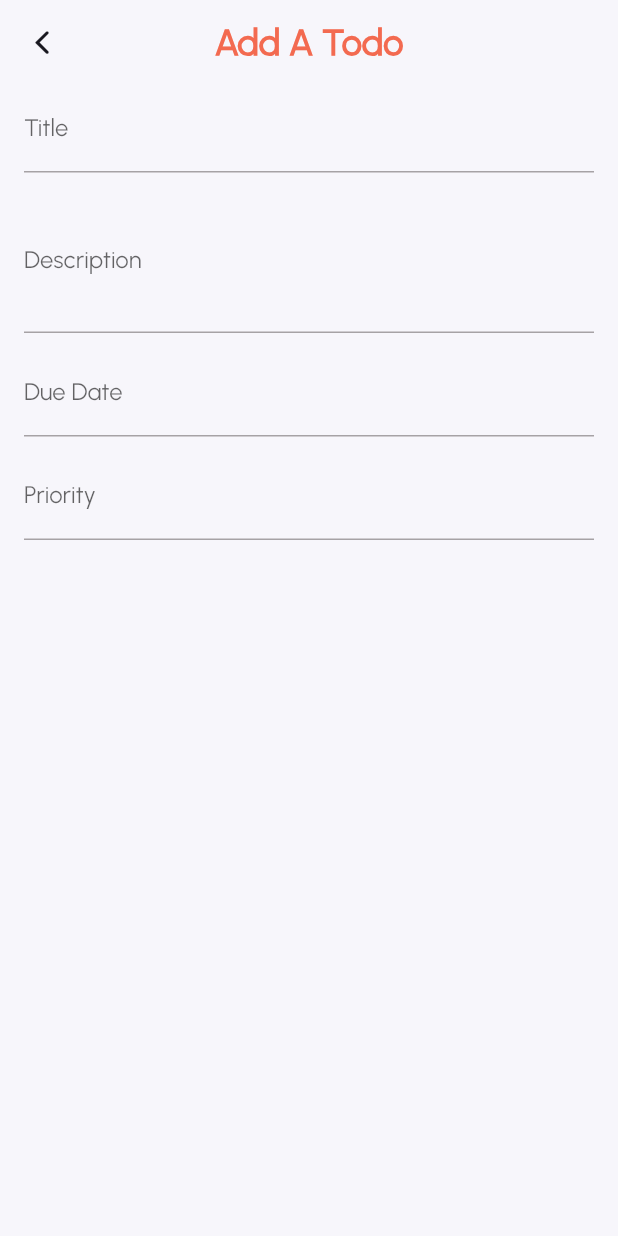
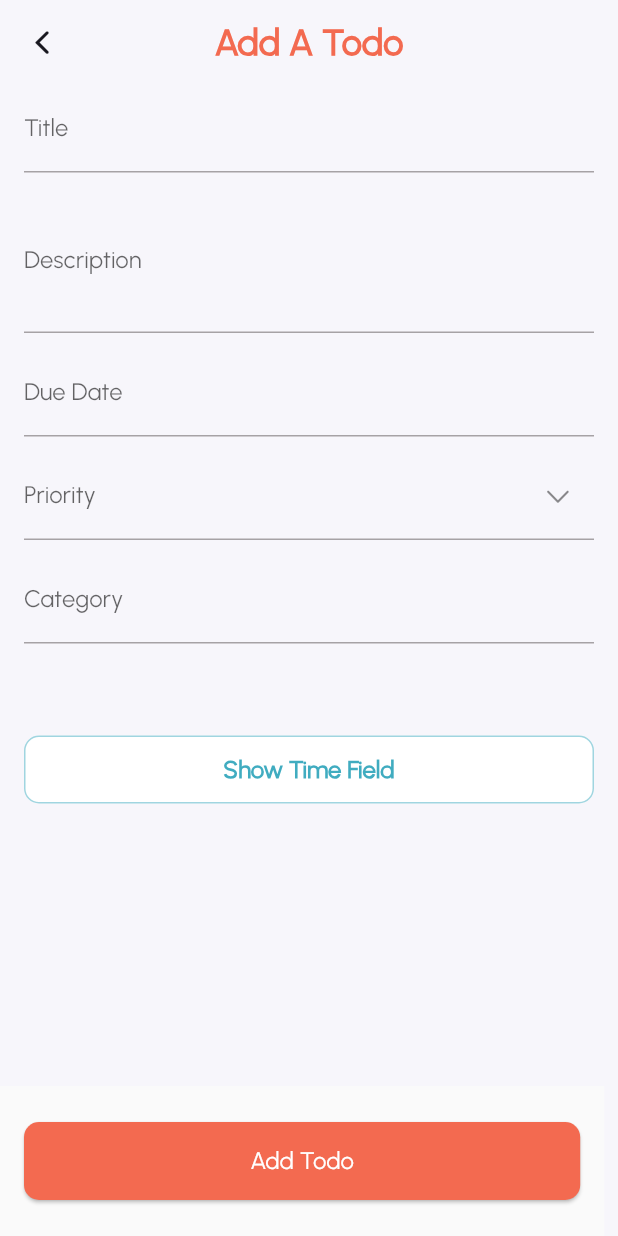
Before and after one commit to Foriwah/todo_application, a Flutter app: the AddTodo screen opened directly, on a phone screen of 412 x 824 dp. Run offline on Flutter 3.47's test engine with Material 3 defaults, Android fonts, the phone set to English and light mode, and no system bars; our stand-ins replace animated_bottom_navigation_bar.

Commit message:
Add todo

```diff
--- a/lib/core/utils/custom_colors.dart
+++ b/lib/core/utils/custom_colors.dart
@@ -19,6 +19,8 @@ static Color secondaryBackgroundLight = const Color(0xFFF5F5F5);
 static Color navyBlue = const Color(0XFF000080);
 static Color darkGray = const Color(0XFF333333);
 static Color lightgray = const Color(0XFFF0F0F0);
+static Color complementaryColor = const Color(0XFF0C95AF);
+
 
 
 
--- a/lib/core/utils/data_list.dart
+++ b/lib/core/utils/data_list.dart
@@ -33,3 +33,10 @@ List tips = [
   'Concentrate on one task at a time for better efficiency',
   'Regular short breaks improve productivity',
 ];
+
+
+List priorityList = [
+  'High Priority',
+  'Medium Priority',
+  'Low Priority',
+];
--- a/lib/todo/presentation/pages/add_todo/pages/add_todo.dart
+++ b/lib/todo/presentation/pages/add_todo/pages/add_todo.dart
@@ -1,6 +1,11 @@
 import 'package:flutter/cupertino.dart';
 import 'package:flutter/material.dart';
+import 'package:intl/intl.dart';
 import 'package:my_todo_app/core/utils/custom_colors.dart';
+import 'package:my_todo_app/core/utils/data_list.dart';
+import 'package:my_todo_app/todo/presentation/widgets/buttons.dart';
+import 'package:my_todo_app/todo/presentation/widgets/custom_formfield.dart';
+import 'package:my_todo_app/todo/presentation/widgets/modal_listtile.dart';
 
 class AddTodo extends StatefulWidget {
   const AddTodo({super.key});
@@ -16,8 +21,11 @@ class _AddTodoState extends State<AddTodo> {
   final TextEditingController priorityController = TextEditingController();
   final TextEditingController startTimeController = TextEditingController();
   final TextEditingController endTimeController = TextEditingController();
+  final TextEditingController categoryController = TextEditingController();
+   bool showTime = false;
   @override
   Widget build(BuildContext context) {
+    final cs = MediaQuery.of(context).size;
     return Scaffold(
       backgroundColor: CustomColors.background,
       appBar: AppBar(
@@ -51,53 +59,119 @@ class _AddTodoState extends State<AddTodo> {
               controller: titleController,
               label: 'Title',
             ),
-           const  SizedBox(
+            const SizedBox(
               height: 10,
             ),
             CustomFormField(
               controller: descriptionController,
               label: 'Description',
               maxlines: 3,
-            ),const  SizedBox(
+            ),
+            const SizedBox(
               height: 10,
             ),
-             CustomFormField(
+            CustomFormField(
               controller: dueDateController,
               label: 'Due Date',
+              readOnly: true,
+              onTap: () async {
+                DateTime? pickedDate = await showDatePicker(
+                  context: context,
+                  initialDate: DateTime.now(),
+                  firstDate: DateTime.now(),
+                  lastDate: DateTime(2101),
+                );
+                if (mounted) {
+                  String formattedDate = DateFormat.yMEd().format(pickedDate!);
+                  setState(() {
+                    dueDateController.text = formattedDate;
+                  });
+                }
+              },
             ),
-            const  SizedBox(
+            const SizedBox(
               height: 10,
             ),
-             CustomFormField(
+            CustomFormField(
               controller: priorityController,
               label: 'Priority',
+              readOnly: true,
+              suffixIcon: const Icon(
+                CupertinoIcons.chevron_down,
+                size: 20,
+              ),
+              onTap: () async {
+                final value = await showModalBottomSheet(
+                  context: context,
+                  builder: (context) => SafeArea(
+                    child: Wrap(
+                      children: List.generate(
+                        priorityList.length,
+                        (index) => ModalListTile(
+                          title: priorityList[index],
+                          ontap: () {
+                            Navigator.pop(
+                              context,
+                              priorityList[index],
+                            );
+                          },
+                          initials: priorityList[index][0],
+                        ),
+                      ),
+                    ),
+                  ),
+                );
+                setState(() {
+                  priorityController.text = value;
+                });
+              },
+            ),
+            const SizedBox(
+              height: 10,
+            ),
+            CustomFormField(
+              controller: categoryController,
+              label: 'Category',
+            ),
+
+
+            const SizedBox(
+              height: 30,
+            ),
+            if(showTime == true)
+            Row(
+              children: [
+                Expanded(
+                    child: CustomFormField(
+                  controller: startTimeController,
+                  label: 'Start Time',
+                )),
+                const SizedBox(
+                  width: 20,
+                ),
+                Expanded(
+                    child: CustomFormField(
+                  controller: startTimeController,
+                  label: 'End Time',
+                )),
+              ],
+            ),
+            const SizedBox(
+              height: 30,
+            ),
+             SecondaryButton(
+              cs: cs,
+              text: showTime?'Hide Time Field':'Show Time Field',
+              onPressed: () {
+                setState(() {
+                  showTime = !showTime;
+                });
+              },
             ),
           ],
         ),
       ),
-      //ottomSheet: ,
+      bottomSheet: BottomSheetButton(cs: cs),
     );
   }
 }
-
-class CustomFormField extends StatelessWidget {
-  final TextEditingController controller;
-  final String label;
-  final int? maxlines;
-  const CustomFormField({
-    super.key,
-    required this.controller,
-    required this.label, this.maxlines,
-  });
-
-  @override
-  Widget build(BuildContext context) {
-    return TextFormField(
-      maxLines: maxlines ?? 1,
-      controller: controller,
-      decoration: InputDecoration(
-        labelText: label,
-      ),
-    );
-  }
-}
--- /dev/null
+++ b/lib/todo/presentation/widgets/buttons.dart
@@ -0,0 +1,81 @@
+import 'package:flutter/material.dart';
+import 'package:my_todo_app/core/utils/custom_colors.dart';
+
+class BottomSheetButton extends StatelessWidget {
+  const BottomSheetButton({
+    super.key,
+    required this.cs,
+  });
+
+  final Size cs;
+
+  @override
+  Widget build(BuildContext context) {
+    return Padding(
+      padding: const EdgeInsets.symmetric(horizontal: 16.0, vertical: 24.0),
+      child: ElevatedButton(
+        style: ElevatedButton.styleFrom(
+            fixedSize: Size(
+              cs.width * 0.9,
+              52,
+            ),
+            elevation: 1,
+            backgroundColor: CustomColors.primaryColor,
+            shape: RoundedRectangleBorder(
+              borderRadius: BorderRadius.circular(10),
+            )),
+        onPressed: () {},
+        child: const Text(
+          'Add Todo',
+          style: TextStyle(
+            fontSize: 16,
+          ),
+        ),
+      ),
+    );
+  }
+}
+
+
+
+
+class SecondaryButton extends StatelessWidget {
+  final String text;
+  final void Function()? onPressed;
+
+  const SecondaryButton({
+    super.key,
+    required this.cs,
+    required this.text,
+    this.onPressed,
+  });
+
+  final Size cs;
+
+  @override
+  Widget build(BuildContext context) {
+    return ElevatedButton(
+      onPressed: onPressed,
+      style: ElevatedButton.styleFrom(
+        elevation: 0,
+        side: BorderSide(
+          color: CustomColors.complementaryColor.withAlpha(100),
+        ),
+        backgroundColor: CustomColors.genericWhite,
+        shape: RoundedRectangleBorder(
+          borderRadius: BorderRadius.circular(10),
+        ),
+        minimumSize: Size.fromHeight(cs.height * 0.055),
+        fixedSize: Size.fromWidth(cs.width * 0.9),
+      ),
+      child: Text(
+        text,
+        style: TextStyle(
+          fontSize: 16,
+          fontWeight: FontWeight.w700,
+          color: CustomColors.complementaryColor.withAlpha(200),
+        ),
+      ),
+    );
+  }
+}
--- /dev/null
+++ b/lib/todo/presentation/widgets/custom_formfield.dart
@@ -0,0 +1,30 @@
+import 'package:flutter/material.dart';
+
+class CustomFormField extends StatelessWidget {
+  final TextEditingController controller;
+  final String label;
+  final int? maxlines;
+  final void Function()? onTap;
+  final bool? readOnly;
+  final Widget? suffixIcon;
+  const CustomFormField({
+    super.key,
+    required this.controller,
+    required this.label,
+    this.maxlines, this.onTap, this.readOnly, this.suffixIcon,
+  });
+
+  @override
+  Widget build(BuildContext context) {
+    return TextFormField(
+      onTap: onTap,
+      readOnly: readOnly ?? false,
+      maxLines: maxlines ?? 1,
+      controller: controller,
+      decoration: InputDecoration(
+        labelText: label,
+        suffixIcon: suffixIcon,
+      ),
+    );
+  }
+}
--- a/pubspec.yaml
+++ b/pubspec.yaml
@@ -37,6 +37,7 @@ dependencies:
   cupertino_icons: ^1.0.8
   animated_bottom_navigation_bar: ^1.3.3
   flutter_staggered_grid_view: ^0.7.0
+  intl: ^0.19.0
 
 dev_dependencies:
   flutter_test:
```
Also changed, not shown: lib/todo/presentation/widgets/modal_listtile.dart (added, +56 -0 lines), pubspec.lock.
